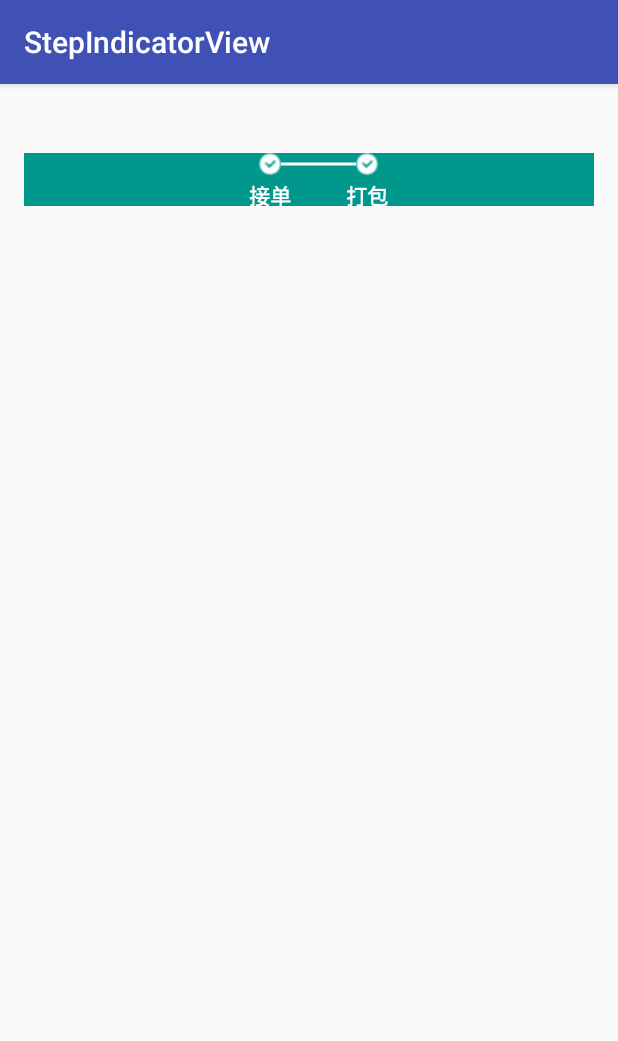
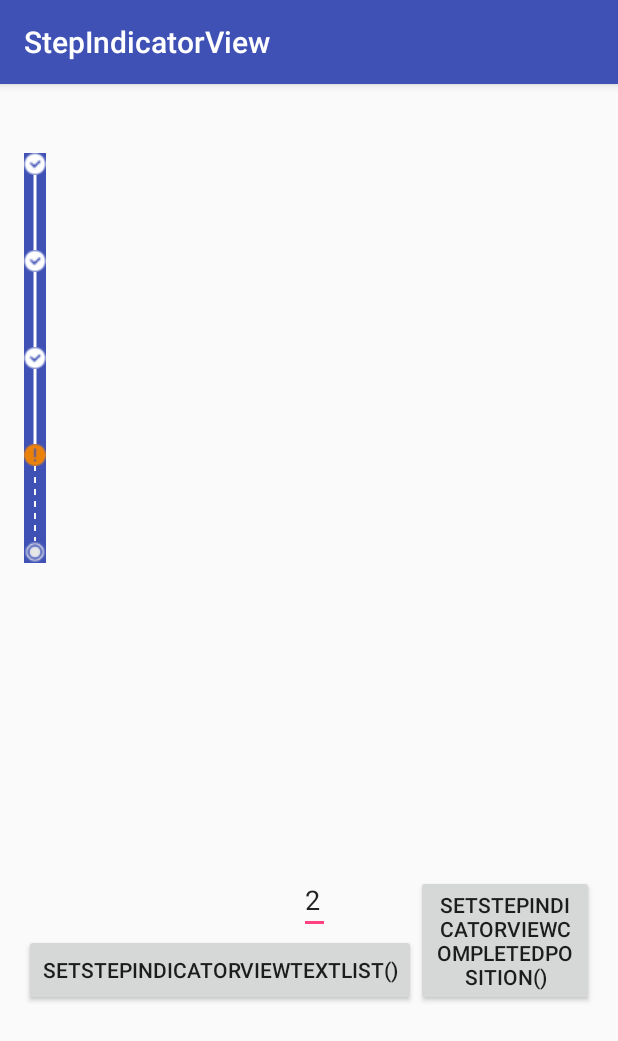
Before and after one commit to gemingxing/StepIndicatorView, an Android app: the screen it shows after launch (MainActivity), on a phone screen of 412 x 824 dp. Shown: the top 1041 px of the screen. Run offline under Robolectric (Android 15) with nearby library versions, the phone set to English and light mode, and no system bars.

```diff
--- a/app/src/main/java/com/gmx/stepindicatorview/MainActivity.java
+++ b/app/src/main/java/com/gmx/stepindicatorview/MainActivity.java
@@ -1,16 +1,74 @@
 package com.gmx.stepindicatorview;
 
+import android.os.Bundle;
 import android.support.v7.app.AppCompatActivity;
-import android.os.Bundle;
+import android.view.View;
+import android.widget.EditText;
+
+import com.gmx.stepview.Orientation;
+import com.gmx.stepview.StepIndicatorView;
+
+import java.util.ArrayList;
+import java.util.List;
 
 public class MainActivity extends AppCompatActivity {
+
+    StepIndicatorView mStepIndicatorView;
 
     @Override
     protected void onCreate(Bundle savedInstanceState) {
         super.onCreate(savedInstanceState);
         setContentView(R.layout.activity_main);
+
+
+        step0();
+
+        step1();
     }
 
 
+    private void step1() {
+        findViewById(R.id.button).setOnClickListener(new View.OnClickListener() {
+            @Override
+            public void onClick(View v) {
+
+                List<String> list0 = new ArrayList<>();
+                list0.add("接已提交定案，等待系统确认");
+                list0.add("您的商品需要从外地调拨，我们会尽快处理，请耐心等待");
+                list0.add("您的订单已经进入亚洲第一仓储中心1号库准备出库");
+                list0.add("您的订单预计6月23日送达您的手中，618期间促销火爆，可能影响送货时间，请您谅解，我们会第一时间送到您的手中");
+                list0.add("您的订单已打印完毕");
+                list0.add("您的订单已拣货完成");
+                list0.add("扫描员已经扫描");
+                list0.add("打包成功");
+                list0.add("配送员【包牙齿】已出发，联系电话【130-0000-0000】，感谢您的耐心等待，参加评价还能赢取好多礼物哦");
+                list0.add("感谢你在京东购物，欢迎你下次光临！");
+
+                mStepIndicatorView.setStepIndicatorViewTextList(list0);
+            }
+        });
+
+
+        findViewById(R.id.button2).setOnClickListener(new View.OnClickListener() {
+            @Override
+            public void onClick(View v) {
+                int position = Integer.valueOf(((EditText) findViewById(R.id.editText)).getText().toString());
+                mStepIndicatorView.setStepIndicatorViewCompletedPosition(position);
+
+            }
+        });
+    }
+
+    private void step0() {
+        mStepIndicatorView = (StepIndicatorView) findViewById(R.id.step_view0);
+
+        List<String> list0 = new ArrayList<>();
+
+        mStepIndicatorView.initStepIndicatorCount(5)
+                .initStepIndicatorViewCompletedPosition(3)
+                .initStepIndicatorViewOrientation(Orientation.VERTICAL);
+
+    }
+
 
 }
--- a/app/src/main/res/layout/activity_main.xml
+++ b/app/src/main/res/layout/activity_main.xml
@@ -13,13 +13,43 @@
 
 
     <com.gmx.stepview.StepIndicatorView
-        android:id="@+id/step_view"
-        android:layout_width="match_parent"
+        android:id="@+id/step_view0"
+        android:layout_width="wrap_content"
         android:layout_height="wrap_content"
         android:layout_marginTop="30dip"
         app:stepIndicatorViewCompletedPosition="2"
-        app:stepIndicatorViewTextList="@array/arrays"
-        app:stepIndicatorViewOrientation="horizontal"/>
+        app:stepIndicatorViewOrientation="horizontal"
+        app:stepIndicatorViewBackgroundColor="@color/colorPrimary"/>
 
+    <Button
+        android:layout_width="wrap_content"
+        android:layout_height="wrap_content"
+        android:text="setStepIndicatorViewTextList()"
+        android:id="@+id/button"
+        android:layout_alignParentBottom="true"
+        android:layout_alignParentLeft="true"
+        android:layout_alignParentStart="true"
+        android:layout_marginBottom="137dp"/>
+
+    <Button
+        android:layout_width="wrap_content"
+        android:layout_height="wrap_content"
+        android:text="setStepIndicatorViewCompletedPosition()"
+        android:id="@+id/button2"
+        android:layout_alignBottom="@+id/button"
+        android:layout_toRightOf="@+id/button"
+        android:layout_toEndOf="@+id/button"/>
+
+    <EditText
+        android:layout_width="wrap_content"
+        android:layout_height="wrap_content"
+        android:id="@+id/editText"
+        android:layout_above="@+id/button"
+        android:layout_alignRight="@+id/button"
+        android:layout_alignEnd="@+id/button"
+        android:layout_marginRight="57dp"
+        android:layout_marginEnd="57dp"
+        android:text="2"/>
+    <!--app:stepIndicatorViewTextList="@array/arrays"-->
 
 </RelativeLayout>
--- a/stepview/src/main/java/com/gmx/stepview/StepIndicatorView.java
+++ b/stepview/src/main/java/com/gmx/stepview/StepIndicatorView.java
@@ -18,7 +18,6 @@ import android.util.AttributeSet;
 import android.util.Log;
 import android.util.TypedValue;
 import android.view.View;
-import android.widget.Toast;
 
 import java.util.Arrays;
 import java.util.List;
@@ -33,9 +32,6 @@ import java.util.List;
  */
 public class StepIndicatorView extends View {
     private static final String TAG = "StepIndicatorView";
-
-    public static final int HORIZONTAL = 0;
-    public static final int VERTICAL = 1;
 
     private TextPaint mCompletedTextPaint;   // 定义文本 paint (流程已完成)
     private TextPaint mUnCompleteTextPaint;  // 定义文本 paint (流程未完成)
@@ -80,7 +76,7 @@ public class StepIndicatorView extends View {
     private int mBackgroundColor = ContextCompat.getColor(getContext(), R.color.defaultBackground);
     private boolean mWidthWrapContent = false;
     private boolean mHeightWrapContent = false;
-    private int mOrientation = HORIZONTAL; // 默认水平方向
+    private int mOrientation = Orientation.HORIZONTAL; // 默认水平方向
 
     public StepIndicatorView(Context context) {
         this(context, null);
@@ -145,7 +141,7 @@ public class StepIndicatorView extends View {
         }
 
         if (a.hasValue(R.styleable.stepIndicatorView_stepIndicatorViewOrientation)) {
-            mOrientation = a.getInt(R.styleable.stepIndicatorView_stepIndicatorViewOrientation, HORIZONTAL);
+            mOrientation = a.getInt(R.styleable.stepIndicatorView_stepIndicatorViewOrientation, Orientation.HORIZONTAL);
         }
 
     }
@@ -320,7 +316,7 @@ public class StepIndicatorView extends View {
 
 
         // 水平方向
-        if (HORIZONTAL == mOrientation) {
+        if (Orientation.HORIZONTAL == mOrientation) {
             if (MeasureSpec.AT_MOST == widthMode) {
                 mWidthWrapContent = true;
                 width = getUseSpaceWidth() + getPaddingLeft() + getPaddingRight() + getTextPreAndEndLength();
@@ -328,14 +324,23 @@ public class StepIndicatorView extends View {
 
             if (MeasureSpec.AT_MOST == heightMode) {
                 mHeightWrapContent = true;
+                int textHeight = 0;
+                if (mTextList != null && mTextList.size() > 0) {
                     height = getPaddingTop() + mLinePadding + mTextMarginTop + (Math.abs(mCompletedTextPaint.getFontMetricsInt().ascent) + Math.abs(mCompletedTextPaint.getFontMetricsInt().descent)) + getPaddingBottom();
+                } else {
+                    height = getPaddingTop() + mLinePadding + getPaddingBottom();
+                }
             }
         }
         // 垂直方向
         else {
             if (MeasureSpec.AT_MOST == widthMode) {
                 mWidthWrapContent = true;
+                if (mTextList != null && mTextList.size() > 0) {
                     width = getPaddingLeft() + mLinePadding + mTextMarginTop + getVerticalMaxTextWidth() + getPaddingRight();
+                } else {
+                    width = getPaddingLeft() + mLinePadding + getPaddingRight();
+                }
             }
 
             if (MeasureSpec.AT_MOST == heightMode) {
@@ -354,22 +359,24 @@ public class StepIndicatorView extends View {
      */
     private int getVerticalMaxTextWidth() {
 
-        int maxtPosition = 0;
+        int maxPosition = 0;
+        int textWidth = 0;
 
-        for (int i = 0; i < mStepNum - 1; i++) {
-            if (mTextList.get(i).length() > mTextList.get(i + 1).length()) {
-                maxtPosition = i;
-            } else {
-                maxtPosition = i + 1;
+        if (mTextList != null && mTextList.size() > 0) {
+            for (int i = 0; i < mStepNum; i++) {
+                if (mTextList.get(i).length() > mTextList.get(maxPosition).length()) {
+                    maxPosition = i;
                 }
             }
 
-        String txt = mTextList.get(maxtPosition);
-        int textWidth;
-        if (mCompletedPostion >= maxtPosition) {
+            Log.e(TAG, "getVerticalMaxTextPosition: " + maxPosition);
+
+            String txt = mTextList.get(maxPosition);
+            if (mCompletedPostion >= maxPosition) {
                 textWidth = (int) mCompletedTextPaint.measureText(txt);
             } else {
                 textWidth = (int) mUnCompleteTextPaint.measureText(txt);
+            }
         }
 
         return textWidth;
@@ -383,7 +390,9 @@ public class StepIndicatorView extends View {
     private int getTextPreAndEndLength() {
         int width = 0;
 
-        if (HORIZONTAL == mOrientation) {
+        if (mTextList != null && mTextList.size() > 0) {
+
+            if (Orientation.HORIZONTAL == mOrientation) {
                 // 只有一个流程
                 if (mStepNum == 1) {
                     if (1 <= mCompletedPostion) {
@@ -473,30 +482,17 @@ public class StepIndicatorView extends View {
                     }
                 }
             }
+        }
         Log.e(TAG, "getTextPreAndEndLength: " + width);
         return width;
     }
 
 
     @Override
-    protected void onSizeChanged(int w, int h, int oldw, int oldh) {
-        super.onSizeChanged(w, h, oldw, oldh);
-        checkInitData();
-        obtainLeftStartPoint();
-    }
-
-
-    private void checkInitData() {
-        if (mTextList == null) {
-            Toast.makeText(getContext(), "请调用 setStepIndicatorViewTextList() 进行初始化!!", Toast.LENGTH_LONG).show();
-            throw new RuntimeException("请调用 setStepIndicatorViewTextList() 进行初始化!!");
-        }
-    }
-
-
-    @Override
     protected void onDraw(Canvas canvas) {
         super.onDraw(canvas);
+        // Obtain left start point..
+        obtainLeftStartPoint();
 
         // draw line
         drawLine(canvas);
@@ -517,7 +513,7 @@ public class StepIndicatorView extends View {
     private void drawLine(Canvas canvas) {
 
         // 水平方向
-        if (HORIZONTAL == mOrientation) {
+        if (Orientation.HORIZONTAL == mOrientation) {
             int preX = 0;
             int lastX = mLeftCenterPoint.x + getOneTextOneHalfWidth();
 
@@ -579,7 +575,7 @@ public class StepIndicatorView extends View {
     private void drawIcon(Canvas canvas) {
         Rect rect = null;
 
-        if (HORIZONTAL == mOrientation) {
+        if (Orientation.HORIZONTAL == mOrientation) {
             int top_y = mLeftCenterPoint.y;
             int bottom_y = mLeftCenterPoint.y + mLinePadding;
 
@@ -662,8 +658,9 @@ public class StepIndicatorView extends View {
     private void drawText(Canvas canvas) {
         int textY = 0;
         int textX = 0;
+        if (mTextList != null && mTextList.size() > 0) {
 
-        if (HORIZONTAL == mOrientation) {
+            if (Orientation.HORIZONTAL == mOrientation) {
                 int centerPositionX = mLeftCenterPoint.x + mLinePadding / 2 + getOneTextOneHalfWidth();
 
                 for (int i = 0; i < mStepNum; i++) {
@@ -729,6 +726,9 @@ public class StepIndicatorView extends View {
                 }
 
             }
+
+        }
+
     }
 
 
@@ -737,9 +737,11 @@ public class StepIndicatorView extends View {
      */
     private int getOneTextOneHalfWidth() {
         int width = 0;
+
+        if (mTextList != null && mTextList.size() > 0) {
             String text = mTextList.get(0);
 
-        if (HORIZONTAL == mOrientation) {
+            if (Orientation.HORIZONTAL == mOrientation) {
                 if (mCompletedPostion >= 1) {
                     int textWidth = (int) mCompletedTextPaint.measureText(text);
                     if (textWidth > mLinePadding) {
@@ -765,6 +767,8 @@ public class StepIndicatorView extends View {
                 }
             }
             Log.e(TAG, "第一个文本 - 第一个icon =  " + width + "px");
+        }
+
         return width;
     }
 
@@ -789,7 +793,7 @@ public class StepIndicatorView extends View {
         int x = 0;
         int y = 0;
         // 水平方向
-        if (HORIZONTAL == mOrientation) {
+        if (Orientation.HORIZONTAL == mOrientation) {
             if (mWidthWrapContent) {
                 x = getPaddingLeft();
             } else {
@@ -1040,6 +1044,16 @@ public class StepIndicatorView extends View {
     }
 
 
+    /**
+     * 设置背景颜色
+     *
+     * @param color
+     */
+    public StepIndicatorView setStepIndicatorViewBackgroundColor(@ColorInt int color) {
+        mBackgroundColor = color;
+        return this;
+    }
+
 //    =======================================需要初始化==============================================
 
     /**
@@ -1049,7 +1063,16 @@ public class StepIndicatorView extends View {
      */
     public StepIndicatorView initStepIndicatorViewTextList(@NonNull List<String> textList) {
         mTextList = textList;
-        mStepNum = mTextList.size();
+        return this;
+    }
+
+    /**
+     * 设置流程数量
+     *
+     * @param stepCount
+     */
+    public StepIndicatorView initStepIndicatorCount(int stepCount) {
+        mStepNum = stepCount;
         return this;
     }
 
@@ -1064,6 +1087,17 @@ public class StepIndicatorView extends View {
         return this;
     }
 
+    /**
+     * 设置 水平, 垂直方向
+     *
+     * @param orientation
+     * @return
+     */
+    public StepIndicatorView initStepIndicatorViewOrientation(@Orientation.OrientationChecker int orientation) {
+        mOrientation = orientation;
+        return this;
+    }
+
 
 //    =======================================具体操作==============================================
 
@@ -1074,6 +1108,8 @@ public class StepIndicatorView extends View {
      */
     public void setStepIndicatorViewTextList(List<String> textList) {
         initStepIndicatorViewTextList(textList);
+        initStepIndicatorCount(textList.size());
+        requestLayout();
         invalidate();
     }
 
@@ -1089,13 +1125,5 @@ public class StepIndicatorView extends View {
         invalidate();
     }
 
-    /**
-     * 设置背景颜色
-     *
-     * @param color
-     */
-    public void setStepIndicatorViewBackgroundColor(@ColorInt int color) {
-        mBackgroundColor = color;
-    }
 
 }
```
Also changed, not shown: stepview/src/main/java/com/gmx/stepview/Orientation.java (added, +27 -0 lines), app/src/main/res/mipmap/ic_launcher.png (added), 1 other file. Lines whose indentation alone changed are shown as unchanged.
